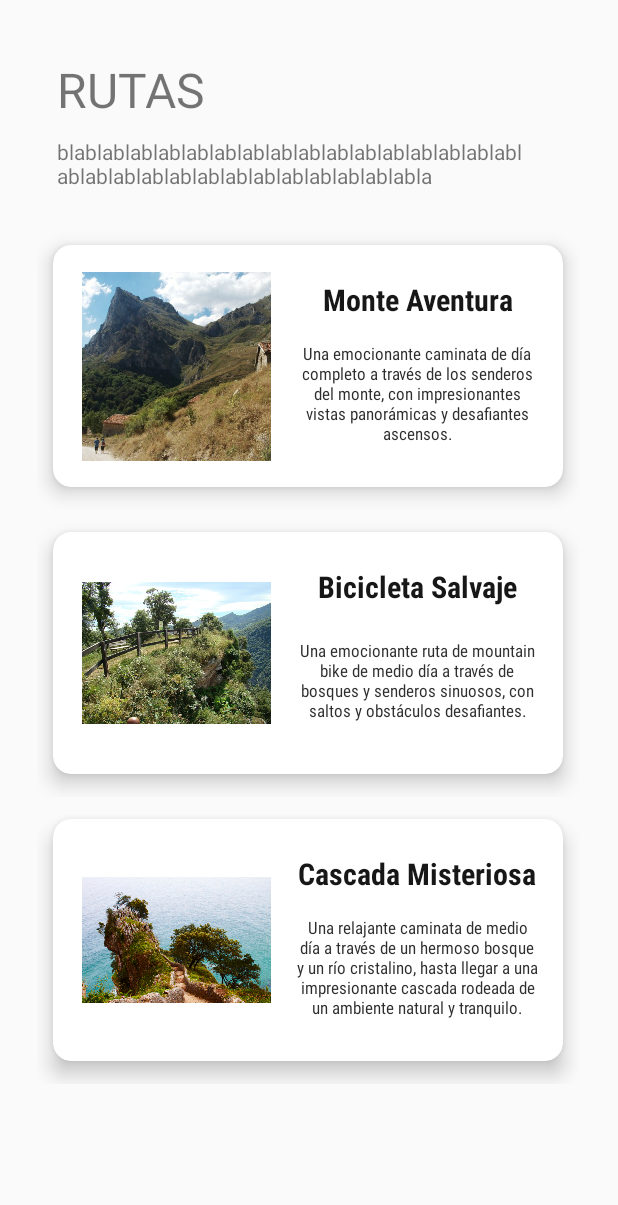
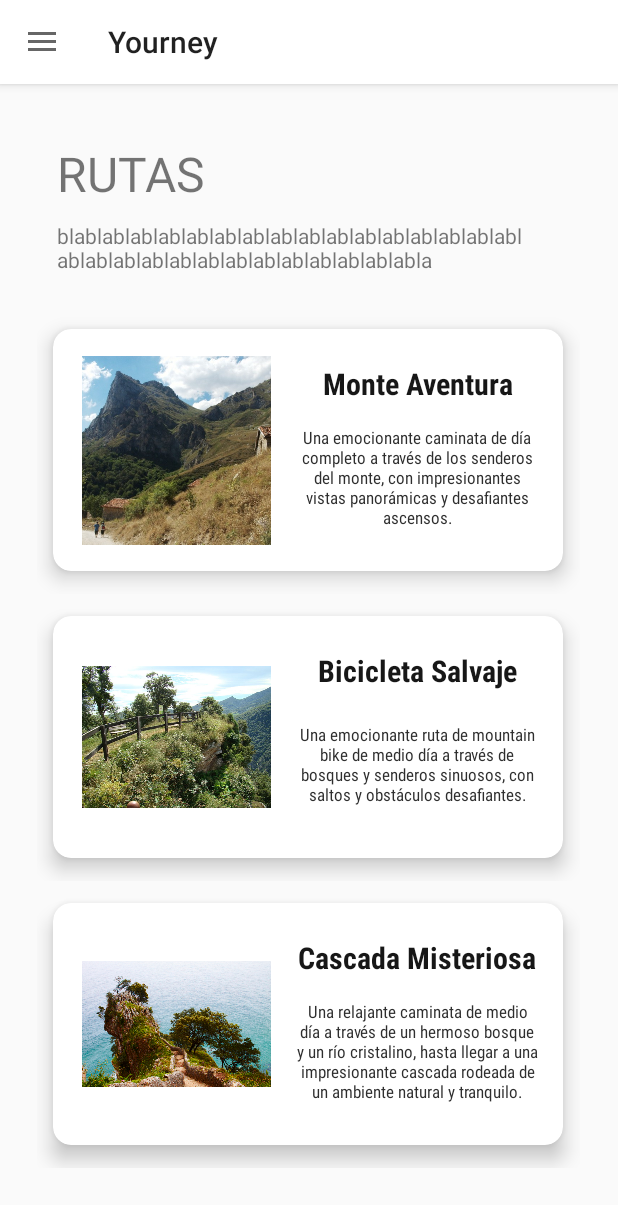
Before and after one commit to anegda/Yourney, an Android app: the MainActivity screen opened directly, with no data from a screen before it, on a phone screen of 412 x 824 dp. Shown: the top 1205 px of the screen. Run offline under Robolectric (Android 15) with nearby library versions, the phone set to English and light mode, and no system bars.

Commit message:
NAVIGATION DRAWER

```diff
--- a/app/build.gradle
+++ b/app/build.gradle
@@ -51,6 +51,10 @@ dependencies {
     implementation "androidx.preference:preference:1.2.0"
     implementation 'com.google.firebase:firebase-messaging:23.0.3'
 
+    implementation 'androidx.drawerlayout:drawerlayout:1.1.1'
+    implementation 'androidx.navigation:navigation-ui:2.3.4'
+    implementation 'com.google.android.material:material:1.3.0-alpha03'
+
     implementation'io.reactivex.rxjava3:rxjava:3.0.12'
     implementation'io.reactivex.rxjava3:rxandroid:3.0.0'
 
--- a/app/src/main/java/com/example/yourney/MainActivity.java
+++ b/app/src/main/java/com/example/yourney/MainActivity.java
@@ -1,21 +1,39 @@
 package com.example.yourney;
 
+import androidx.annotation.NonNull;
+import androidx.appcompat.app.ActionBarDrawerToggle;
 import androidx.appcompat.app.AppCompatActivity;
+import androidx.drawerlayout.widget.DrawerLayout;
 import androidx.recyclerview.widget.LinearLayoutManager;
 import androidx.recyclerview.widget.RecyclerView;
 
 import android.content.Intent;
 import android.os.Bundle;
+import android.view.MenuItem;
+
+import com.google.android.material.navigation.NavigationView;
 
 import java.util.ArrayList;
 import java.util.List;
 
 public class MainActivity extends AppCompatActivity implements ElAdaptadorRecycler.RecyclerItemClick {
 
+    public ActionBarDrawerToggle  actionBarDrawerToggle;
     @Override
     protected void onCreate(Bundle savedInstanceState) {
         super.onCreate(savedInstanceState);
         setContentView(R.layout.activity_main);
+
+        //AÑADIMOS EL ACTION BAR Y EL NAVIGATIONDRAWER
+        setSupportActionBar(findViewById(R.id.labarra));
+
+        final DrawerLayout elmenudesplegable = findViewById(R.id.drawer_layout);
+        NavigationView elnavigation = findViewById(R.id.elnavigationview);
+        actionBarDrawerToggle = new ActionBarDrawerToggle(this, elmenudesplegable, R.string.nav_open, R.string.nav_close);
+        elmenudesplegable.addDrawerListener(actionBarDrawerToggle);
+        actionBarDrawerToggle.syncState();
+
+        getSupportActionBar().setDisplayHomeAsUpEnabled(true);
 
         RecyclerView lalista= findViewById(R.id.elreciclerview);
 
@@ -58,4 +76,13 @@ public class MainActivity extends AppCompatActivity implements ElAdaptadorRecycl
         intent.putExtra("itemDetail", item);
         startActivity(intent);
     }
+
+    @Override
+    public boolean onOptionsItemSelected(@NonNull MenuItem item) {
+
+        if (actionBarDrawerToggle.onOptionsItemSelected(item)) {
+            return true;
+        }
+        return super.onOptionsItemSelected(item);
+    }
 }
--- a/app/src/main/res/layout/activity_main.xml
+++ b/app/src/main/res/layout/activity_main.xml
@@ -1,38 +1,25 @@
 <?xml version="1.0" encoding="utf-8"?>
-<LinearLayout xmlns:android="http://schemas.android.com/apk/res/android"
+<androidx.drawerlayout.widget.DrawerLayout
+    xmlns:android="http://schemas.android.com/apk/res/android"
     xmlns:app="http://schemas.android.com/apk/res-auto"
     xmlns:tools="http://schemas.android.com/tools"
+    android:id="@+id/drawer_layout"
     android:layout_width="match_parent"
     android:layout_height="match_parent"
-    android:layout_gravity="center_horizontal"
-    android:orientation="vertical"
-    tools:context=".MainActivity">
+    android:fitsSystemWindows="true"
+    tools:openDrawer="start">
 
+    <include
+        layout="@layout/main"
+        android:layout_width="match_parent"
+        android:layout_height="match_parent" />
 
-    <TextView
-        android:id="@+id/tvRutinasPers"
-        android:layout_width="342dp"
-        android:textSize="32sp"
-        android:layout_height="wrap_content"
-        android:layout_marginLeft="38dp"
-        android:layout_marginTop="38dp"
-        android:text="RUTAS" />
-
-    <TextView
-        android:id="@+id/tvDescrRutPers"
-        android:layout_width="313dp"
-        android:layout_height="wrap_content"
-        android:layout_marginLeft="38dp"
-        android:layout_marginTop="10dp"
-        android:text="blablablablablablablablablablablablablablablablablablablablablablablablablablablablablabla" />
-
-    <androidx.recyclerview.widget.RecyclerView
-        android:id="@+id/elreciclerview"
+    <com.google.android.material.navigation.NavigationView
+        android:id="@+id/elnavigationview"
         android:layout_width="wrap_content"
-        android:layout_gravity="center"
-        android:layout_height="wrap_content"
-        android:layout_margin="10pt"
-        android:clipToPadding="true"
-        android:scrollbars="vertical"/>
-
-</LinearLayout>
+        android:layout_height="match_parent"
+        android:layout_gravity="start"
+        android:fitsSystemWindows="true"
+        app:headerLayout="@layout/lacabecera"
+        app:menu="@menu/menu" />
+</androidx.drawerlayout.widget.DrawerLayout>
--- /dev/null
+++ b/app/src/main/res/layout/main.xml
@@ -0,0 +1,45 @@
+<?xml version="1.0" encoding="utf-8"?>
+<LinearLayout xmlns:android="http://schemas.android.com/apk/res/android"
+    xmlns:app="http://schemas.android.com/apk/res-auto"
+    xmlns:tools="http://schemas.android.com/tools"
+    android:layout_width="match_parent"
+    android:layout_height="match_parent"
+    android:layout_gravity="center_horizontal"
+    android:orientation="vertical"
+    tools:context=".MainActivity">
+
+    <androidx.appcompat.widget.Toolbar
+        android:id="@+id/labarra"
+        android:layout_width="match_parent"
+        android:layout_height="?attr/actionBarSize"
+        android:background="#FFFFFF"
+        android:elevation="4dp"
+        />
+
+    <TextView
+        android:id="@+id/tvRutinasPers"
+        android:layout_width="342dp"
+        android:textSize="32sp"
+        android:layout_height="wrap_content"
+        android:layout_marginLeft="38dp"
+        android:layout_marginTop="38dp"
+        android:text="RUTAS" />
+
+    <TextView
+        android:id="@+id/tvDescrRutPers"
+        android:layout_width="313dp"
+        android:layout_height="wrap_content"
+        android:layout_marginLeft="38dp"
+        android:layout_marginTop="10dp"
+        android:text="blablablablablablablablablablablablablablablablablablablablablablablablablablablablablabla" />
+
+    <androidx.recyclerview.widget.RecyclerView
+        android:id="@+id/elreciclerview"
+        android:layout_width="wrap_content"
+        android:layout_gravity="center"
+        android:layout_height="wrap_content"
+        android:layout_margin="10pt"
+        android:clipToPadding="true"
+        android:scrollbars="vertical"/>
+
+</LinearLayout>
--- /dev/null
+++ b/app/src/main/res/menu/menu.xml
@@ -0,0 +1,49 @@
+<?xml version="1.0" encoding="utf-8"?>
+<menu xmlns:android="http://schemas.android.com/apk/res/android"
+    xmlns:tools="http://schemas.android.com/tools"
+    tools:showIn="navigation_view">
+    <item android:title="Buscar Rutas">
+        <menu>
+            <item
+                android:id="@+id/buscarRutas"
+                android:icon="@android:drawable/ic_btn_speak_now"
+                android:title="Buscar Rutas" />
+            <item
+                android:id="@+id/rutasFavoritas"
+                android:icon="@android:drawable/ic_btn_speak_now"
+                android:title="Rutas Favoritas" />
+            <item
+                android:id="@+id/crearRuta"
+                android:icon="@android:drawable/ic_btn_speak_now"
+                android:title="Crear Ruta" />
+        </menu>
+    </item>
+    <item android:title="Amigos">
+        <menu>
+            <item
+                android:id="@+id/solicitudesAmistad"
+                android:icon="@android:drawable/ic_btn_speak_now"
+                android:title="Solicitudes de Amistad" />
+            <item
+                android:id="@+id/misAmigos"
+                android:icon="@android:drawable/ic_btn_speak_now"
+                android:title="Mis Amigos" />
+        </menu>
+    </item>
+    <item android:title="Configuración">
+        <menu>
+            <item
+                android:id="@+id/editarPerfil"
+                android:icon="@android:drawable/ic_btn_speak_now"
+                android:title="Editar Perfil" />
+            <item
+                android:id="@+id/Preferencias"
+                android:icon="@android:drawable/ic_btn_speak_now"
+                android:title="Preferencias" />
+            <item
+                android:id="@+id/CerrarSesion"
+                android:icon="@android:drawable/ic_btn_speak_now"
+                android:title="Cerrar sesión" />
+        </menu>
+    </item>
+</menu>
--- a/app/src/main/res/values/strings.xml
+++ b/app/src/main/res/values/strings.xml
@@ -37,4 +37,7 @@
     <string name="anadir">Añadir</string>
     <string name="eliminar">Eliminar</string>
     <string name="ruta">RUTA</string>
+    <string name="añadirEditor">Añadir Editores</string>
+    <string name="nav_open">Abrir</string>
+    <string name="nav_close">Cerrar</string>
 </resources>
```
Also changed, not shown: app/src/main/res/layout/activity_editar_ruta.xml (+11 -0 lines), app/src/main/res/layout/lacabecera.xml (added, +50 -0 lines), 2 other files.
